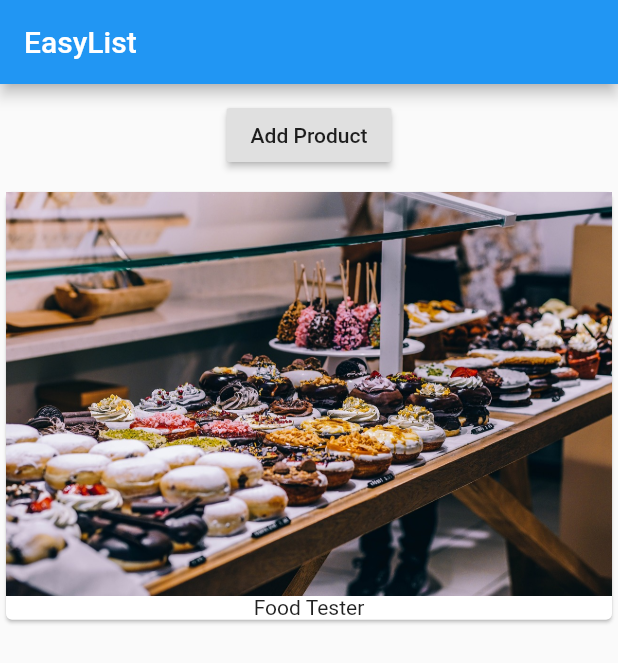
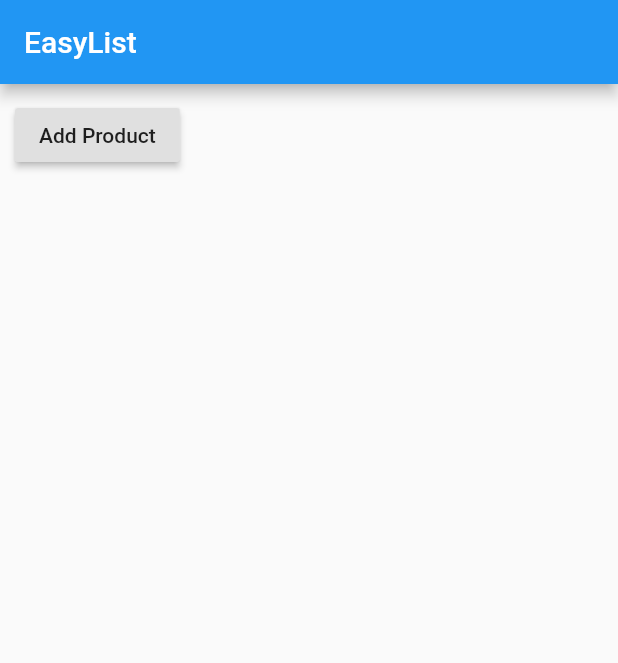
Before and after one commit to lwerner27/flutter_course_app, a Flutter app: the screen it shows after launch, on a phone screen of 412 x 824 dp. Shown: the top 663 px of the screen. Run offline on Flutter 3.47's test engine with Material 2 defaults, Android fonts, the phone set to English and light mode, and no system bars.

Commit message:
removed the products list element code from file

```diff
--- a/lib/main.dart
+++ b/lib/main.dart
@@ -33,18 +33,6 @@ class _MyAppState extends State<MyApp> {
                 child: Text("Add Product"),
               ),
             ),
-            Column(
-              children: _products
-                  .map((element) => Card(
-                        child: Column(
-                          children: <Widget>[
-                            Image.asset('assets/food.jpg'),
-                            Text(element),
-                          ],
-                        ),
-                      ))
-                  .toList(),
-            )
           ],
         ),
       ),
```
